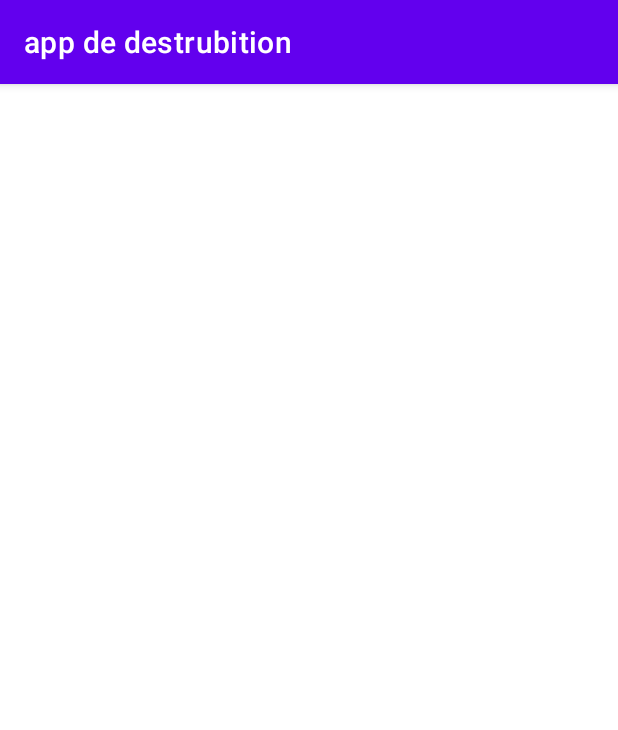
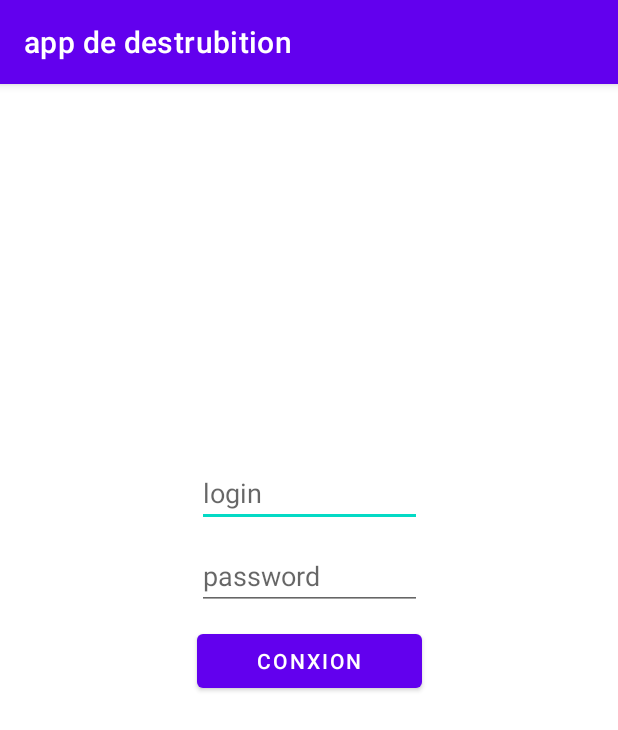
Before and after one commit to ibraben87/app_de_destrubition, an Android app: the login screen opened directly, with no data from a screen before it, on a phone screen of 412 x 824 dp. Shown: the top 730 px of the screen. Run offline under Robolectric (Android 15) with nearby library versions, the phone set to English and light mode, and no system bars; our stand-ins replace Volley.

Commit message:
Intent Livreur

```diff
--- a/app/src/main/java/com/example/appdedestrubition/MainActivity.kt
+++ b/app/src/main/java/com/example/appdedestrubition/MainActivity.kt
@@ -11,7 +11,9 @@ class MainActivity : AppCompatActivity() {
         setContentView(R.layout.activity_main)
         val btn_livreur:Button=findViewById(R.id.livreur)
         btn_livreur.setOnClickListener {
-            val Intent_login:Intent=Intent(login:cla)
+            val Intent_login:Intent=Intent(this,login::class.java)
+            Intent_login.putExtra("user","livreur")
+            startActivity(Intent_login)
         }
     }
 }
--- a/app/src/main/res/layout/activity_login.xml
+++ b/app/src/main/res/layout/activity_login.xml
@@ -5,5 +5,33 @@
     android:layout_width="match_parent"
     android:layout_height="match_parent"
     tools:context=".login">
+    <EditText
+        android:id="@+id/login"
+        android:layout_width="150dp"
+        android:layout_height="wrap_content"
+        app:layout_constraintStart_toStartOf="parent"
+        app:layout_constraintEnd_toEndOf="parent"
+        app:layout_constraintTop_toTopOf="parent"
+        android:layout_marginTop="250dp"
+        android:hint="login"
+        />
+    <EditText
+        android:id="@+id/password"
+        android:layout_width="150dp"
+        android:layout_height="wrap_content"
+        app:layout_constraintStart_toStartOf="@id/login"
+        app:layout_constraintTop_toBottomOf="@id/login"
+        android:layout_marginTop="10dp"
+        android:hint="password"/>
+    <Button
+        android:id="@+id/cnx"
+        android:layout_width="150dp"
+        android:layout_height="wrap_content"
+        android:text="conxion"
+        app:layout_constraintStart_toStartOf="@id/login"
+        app:layout_constraintTop_toBottomOf="@id/password"
+        android:layout_marginTop="10dp"
+        />
+
 
 </androidx.constraintlayout.widget.ConstraintLayout>
```
Also changed, not shown: app/src/main/java/com/example/appdedestrubition/login.kt (+64 -1 lines).
